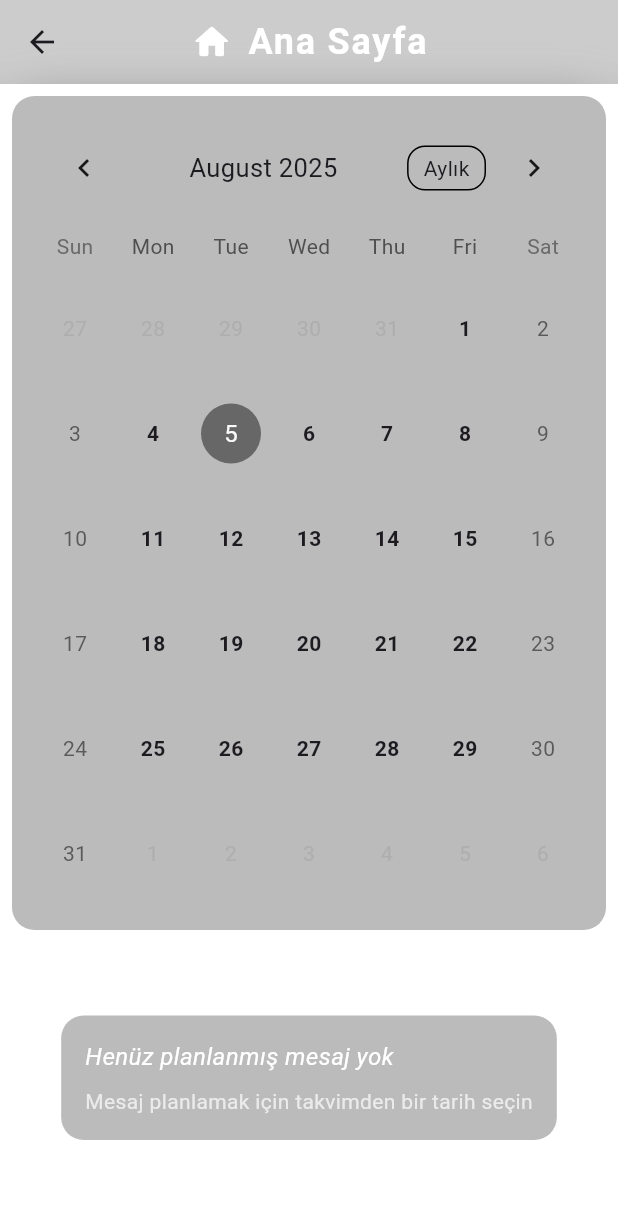
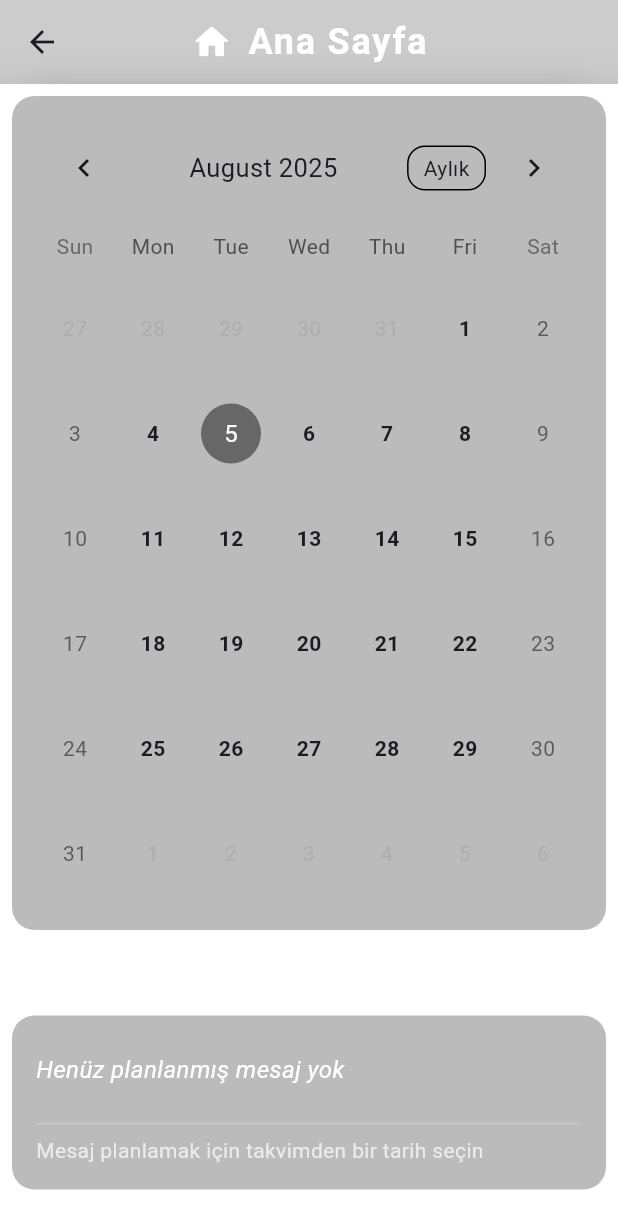
Before and after one commit to BurakYucelPY/WhatsAppBot, a Flutter app: the AnasayfaView screen opened directly, on a phone screen of 412 x 824 dp. Shown: the top 1229 px of the screen. Run offline on Flutter 3.47's test engine with Material 3 defaults, Android fonts, the phone set to English and light mode, and no system bars; drawn by our look-alikes of table_calendar; our stand-ins replace font_awesome_flutter, go_router.

Commit message:
fix: keyboard overflow in modal and message box sizing

```diff
--- a/lib/screens/anasayfa/anasayfa_view.dart
+++ b/lib/screens/anasayfa/anasayfa_view.dart
@@ -143,6 +143,10 @@
                             return const Column(
                               crossAxisAlignment: CrossAxisAlignment.start,
                               children: [
+                                Row(
+                                  mainAxisAlignment:
+                                      MainAxisAlignment.spaceBetween,
+                                  children: [
                                     Text(
                                       'Henüz planlanmış mesaj yok',
                                       style: TextStyle(
@@ -151,7 +155,30 @@
                                         fontStyle: FontStyle.italic,
                                       ),
                                     ),
+                                    Column(
+                                      crossAxisAlignment:
+                                          CrossAxisAlignment.end,
+                                      children: [
+                                        Text(
+                                          '--/--/----',
+                                          style: TextStyle(
+                                            color: Colors.transparent,
+                                            fontSize: 14,
+                                          ),
+                                        ),
+                                        Text(
+                                          '--:--',
+                                          style: TextStyle(
+                                            color: Colors.transparent,
+                                            fontSize: 14,
+                                          ),
+                                        ),
+                                      ],
+                                    ),
+                                  ],
+                                ),
                                 SizedBox(height: 8),
+                                Divider(),
                                 Text(
                                   'Mesaj planlamak için takvimden bir tarih seçin',
                                   style: TextStyle(
@@ -162,7 +189,6 @@
                               ],
                             );
                           }
-
                           return Column(
                             crossAxisAlignment: CrossAxisAlignment.start,
                             children: [
--- a/lib/screens/planlayici/planlayici_view.dart
+++ b/lib/screens/planlayici/planlayici_view.dart
@@ -277,7 +277,8 @@
                 ],
               ),
               if (provider.modalGorunur)
-                Container(
+                SingleChildScrollView(
+                  child: Container(
                     color: Colors.black.withOpacity(0.5),
                     child: Center(
                       child: Container(
@@ -509,6 +510,7 @@
                       ),
                     ),
                   ),
+                ),
             ],
           );
         },
```
Lines whose indentation alone changed are shown as unchanged.
